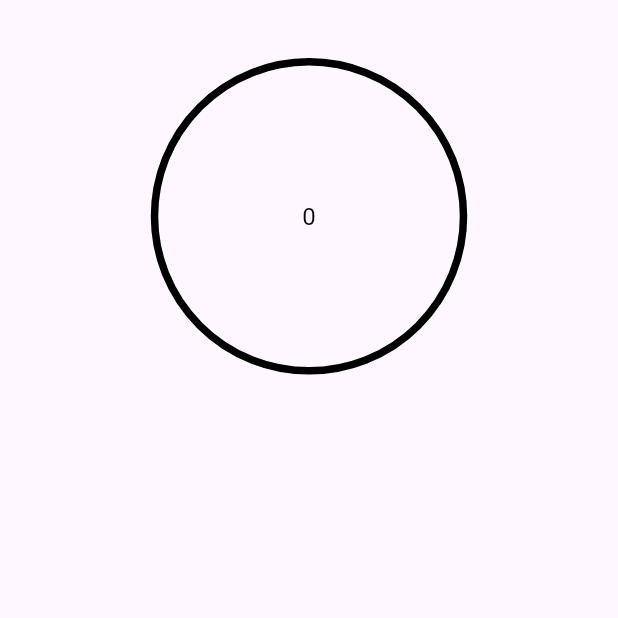
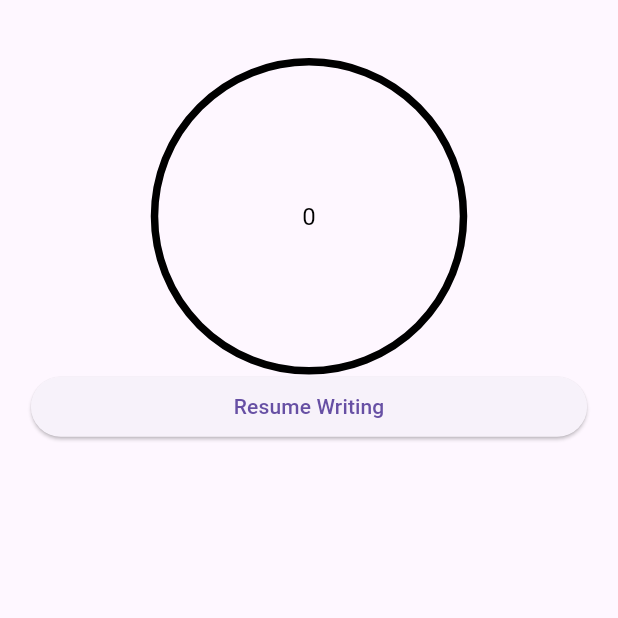
Before and after one commit to kkhhaaooss/writing_app, a Flutter app: the screen it shows after launch, on a phone screen of 412 x 824 dp, the top half of it. Run offline on Flutter 3.47's test engine with Material 3 defaults, Android fonts, the phone set to English and light mode, and no system bars; drawn by our look-alikes of circular_countdown_timer.

Commit message:
Adds controller interface between TurnTimer and PauseButton (not working)

```diff
--- /dev/null
+++ b/lib/views/components/pause_button.dart
@@ -0,0 +1,22 @@
+import 'package:flutter/material.dart';
+import 'package:provider/provider.dart';
+import 'package:writing_app/providers/timer_provider.dart';
+
+class PauseButton extends StatelessWidget {
+  const PauseButton({super.key});
+
+  @override
+  Widget build(BuildContext context) {
+    return Consumer<TimerProvider>(
+      builder: (context, timerProvider, child) {
+        return ElevatedButton(
+          onPressed: () {
+            timerProvider.togglePause();
+          },
+          child:
+              Text(timerProvider.isPaused ? 'Resume Writing' : 'Pause Writing'),
+        );
+      },
+    );
+  }
+}
--- a/lib/views/components/turn_timer.dart
+++ b/lib/views/components/turn_timer.dart
@@ -4,19 +4,21 @@ import 'package:provider/provider.dart';
 import 'package:writing_app/providers/timer_provider.dart';
 
 class TurnTimer extends StatelessWidget {
+  final CountDownController controller;
+  final double width;
+  final double height;
+
   const TurnTimer({
     super.key,
     required this.controller,
     required this.width,
     required this.height,
   });
-  final CountDownController controller;
-  final double width;
-  final double height;
 
   @override
   Widget build(BuildContext context) {
-    return Consumer<TimerProvider>(builder: (context, timerProvider, child) {
+    return Consumer<TimerProvider>(
+      builder: (context, timerProvider, child) {
         if (timerProvider.isPaused) {
           controller.pause();
         } else {
@@ -31,6 +33,7 @@ class TurnTimer extends StatelessWidget {
           fillColor: Colors.grey,
           ringColor: Colors.black,
         );
-    });
+      },
+    );
   }
 }
--- a/lib/views/interface.dart
+++ b/lib/views/interface.dart
@@ -3,6 +3,7 @@ import 'package:flutter/material.dart';
 import 'package:provider/provider.dart';
 import 'package:writing_app/providers/text_provider.dart';
 import 'package:writing_app/providers/timer_provider.dart';
+import 'package:writing_app/views/components/pause_button.dart';
 import 'package:writing_app/views/components/turn_timer.dart';
 
 class Interface extends StatelessWidget {
@@ -35,6 +36,7 @@ class Interface extends StatelessWidget {
                     height: screenHeight * 0.25,
                     width: screenWidth * 0.25,
                   ),
+                  const PauseButton(),
                 ],
               ),
             ),
```
Lines whose indentation alone changed are shown as unchanged.
